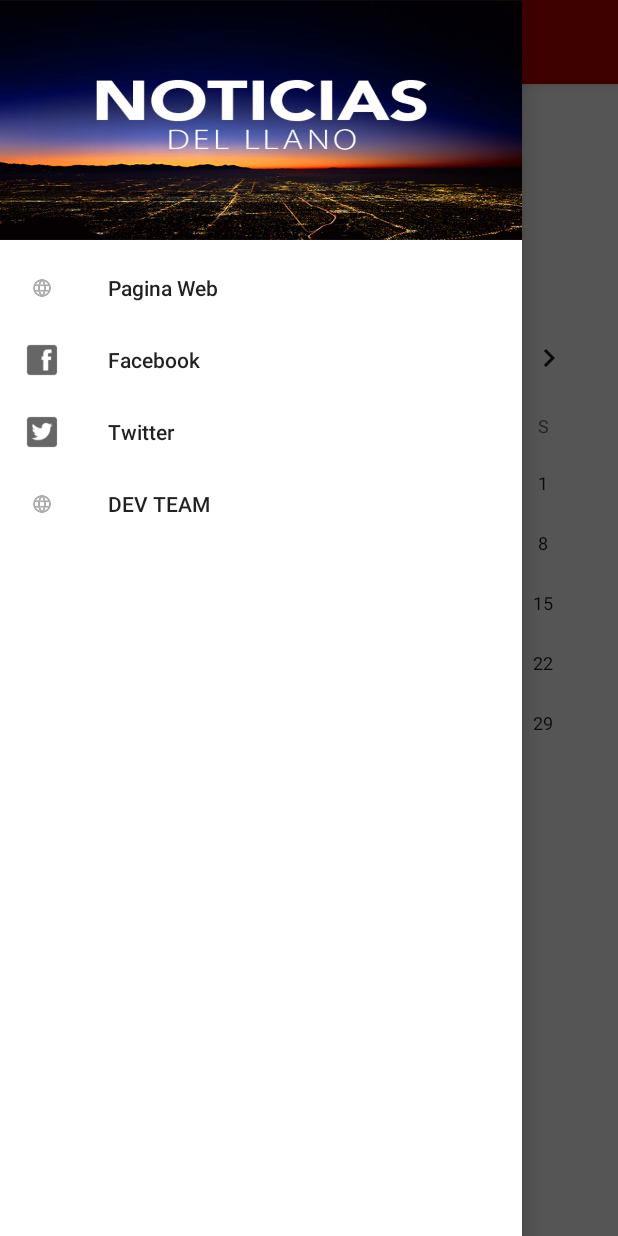
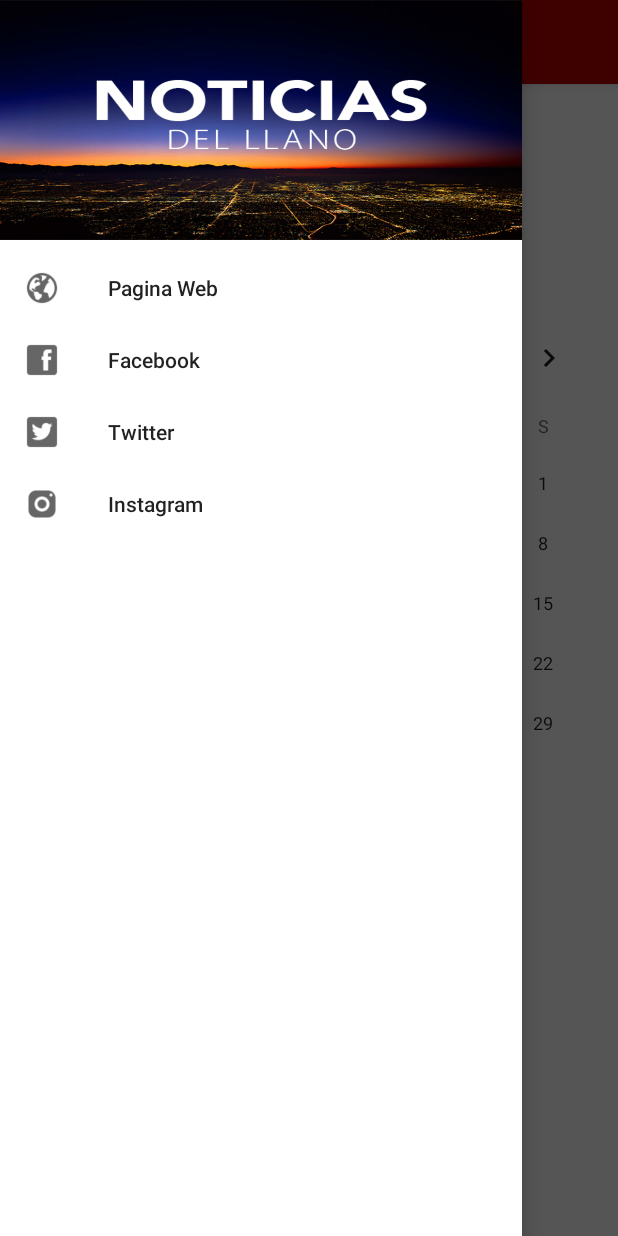
Before and after one commit to ElKabs/RadioV2, an Android app: the screen it shows after launch (MainActivity), with the side drawer open, on a phone screen of 412 x 824 dp. Run offline under Robolectric (Android 15) with nearby library versions, the phone set to English and light mode, and no system bars; libraries missing offline, so code that uses them is left out: android.support.fragment.

Commit message:
cambie icono

```diff
--- a/app/src/main/java/com/example/kabs_/radiov2/MainActivity.java
+++ b/app/src/main/java/com/example/kabs_/radiov2/MainActivity.java
@@ -217,7 +217,8 @@ public class MainActivity extends AppCompatActivity
             startActivity(i);
 
         } else if (id == R.id.nav_manage) {
-
+            Intent i = new Intent(this, Instagram.class);
+            startActivity(i);
         }
 
         DrawerLayout drawer = (DrawerLayout) findViewById(R.id.drawer_layout);
--- a/app/src/main/res/layout/content_instagram.xml
+++ b/app/src/main/res/layout/content_instagram.xml
@@ -8,4 +8,10 @@
     tools:context="com.example.kabs_.radiov2.Instagram"
     tools:showIn="@layout/activity_instagram">
 
+    <WebView
+        android:id="@+id/mWebView"
+        android:layout_width="368dp"
+        android:layout_height="495dp"
+        tools:layout_editor_absoluteX="8dp"
+        tools:layout_editor_absoluteY="8dp" />
 </android.support.constraint.ConstraintLayout>
--- a/app/src/main/res/layout/content_main5.xml
+++ b/app/src/main/res/layout/content_main5.xml
@@ -11,8 +11,8 @@
 
     <WebView
         android:id="@+id/mWebView"
-        android:layout_width="match_parent"
-        android:layout_height="match_parent"
+        android:layout_width="368dp"
+        android:layout_height="495dp"
         tools:layout_editor_absoluteX="8dp"
         tools:layout_editor_absoluteY="8dp" />
 </android.support.constraint.ConstraintLayout>
--- a/app/src/main/res/menu/activity_main_drawer.xml
+++ b/app/src/main/res/menu/activity_main_drawer.xml
@@ -5,7 +5,7 @@
     <group android:checkableBehavior="single">
         <item
             android:id="@+id/nav_slideshow"
-            android:icon="@drawable/este"
+            android:icon="@drawable/internet"
             android:title="Pagina Web" />
         <item
             android:id="@+id/face"
@@ -18,8 +18,8 @@
 
         <item
             android:id="@+id/nav_manage"
-            android:icon="@drawable/este"
-            android:title="DEV TEAM" />
+            android:icon="@drawable/insta"
+            android:title="Instagram" />
     </group>
 
 
--- a/app/src/main/res/values/strings.xml
+++ b/app/src/main/res/values/strings.xml
@@ -11,4 +11,5 @@
     <string name="title_activity_main2">Main2Activity</string>
     <string name="title_activity_main3">Main3Activity</string>
     <string name="title_activity_main5">Main5Activity</string>
+    <string name="title_activity_instagram">Instagram</string>
 </resources>
```
Also changed, not shown: app/src/main/AndroidManifest.xml (+15 -11 lines), app/src/main/java/com/example/kabs_/radiov2/Instagram.java (+11 -10 lines), app/src/main/res/layout/activity_instagram.xml (+0 -8 lines), app/src/main/res/drawable-v21/internet.png (added).
